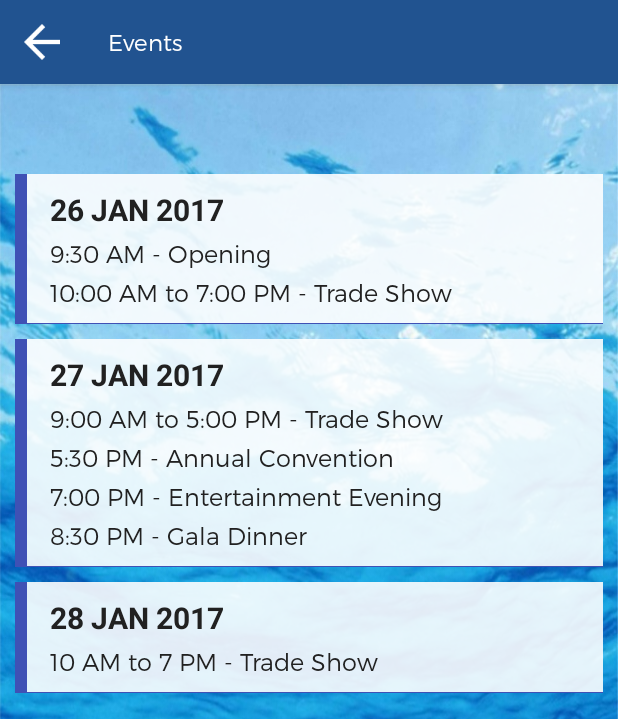
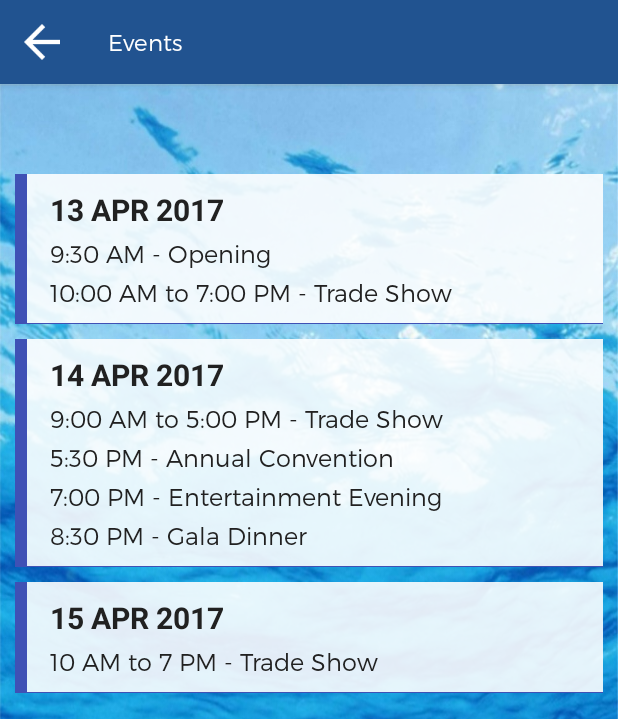
Before and after one commit to AnkitaPatel994/WAPTAG2018, an Android app: the EventActivity screen opened directly, with no data from a screen before it, on a phone screen of 412 x 824 dp. Shown: the top 719 px of the screen. Run offline under Robolectric (Android 15) with nearby library versions, the phone set to English and light mode, and no system bars; libraries missing offline, so code that uses them is left out: com.nostra13.universalimageloader, com.orhanobut.dialogplus.

Commit message:
Event and logo change

```diff
--- a/app/src/main/res/layout/event_activity.xml
+++ b/app/src/main/res/layout/event_activity.xml
@@ -39,7 +39,7 @@
                 android:layout_height="wrap_content"
                 android:layout_centerVertical="true"
                 android:layout_marginLeft="5dp"
-                android:text="26 JAN 2017"
+                android:text="13 APR 2017"
                 android:textColor="@color/grey_900"
                 android:textSize="20dp"
                 android:textStyle="bold" />
@@ -103,7 +103,7 @@
                 android:layout_height="wrap_content"
                 android:layout_centerVertical="true"
                 android:layout_marginLeft="5dp"
-                android:text="27 JAN 2017"
+                android:text="14 APR 2017"
                 android:textColor="@color/grey_900"
                 android:textSize="20dp"
                 android:textStyle="bold" />
@@ -186,7 +186,7 @@
                 android:layout_height="wrap_content"
                 android:layout_centerVertical="true"
                 android:layout_marginLeft="5dp"
-                android:text="28 JAN 2017"
+                android:text="15 APR 2017"
                 android:textColor="@color/grey_900"
                 android:textSize="20dp"
                 android:textStyle="bold" />
--- a/app/src/main/res/layout/splash_activity.xml
+++ b/app/src/main/res/layout/splash_activity.xml
@@ -7,9 +7,9 @@
     <ImageView
         android:id="@+id/imgSplash"
         android:layout_width="300dp"
-        android:layout_height="350dp"
+        android:layout_height="300dp"
         android:src="@drawable/ic_center"
         android:scaleType="fitXY"
-        android:layout_centerInParent="true" />
+        android:layout_centerInParent="true"/>
 
 </RelativeLayout>
--- a/build.gradle
+++ b/build.gradle
@@ -4,9 +4,10 @@ buildscript {
     repositories {
         jcenter()
 
+        google()
     }
     dependencies {
-        classpath 'com.android.tools.build:gradle:3.0.0'
+        classpath 'com.android.tools.build:gradle:3.0.1'
 
         // NOTE: Do not place your application dependencies here; they belong
         // in the individual module build.gradle files
@@ -18,6 +19,7 @@ allprojects {
         jcenter()
         maven { url "https://jitpack.io" }
 
+        google()
     }
 }
 
```
Also changed, not shown: app/src/main/java/com/ankita/waptag2018/BaseAppCompatActivity.java (+13 -0 lines), app/src/main/res/drawable/ic_center.jpg, app/src/main/res/drawable/ic_waptag_expo_logo.jpg.
